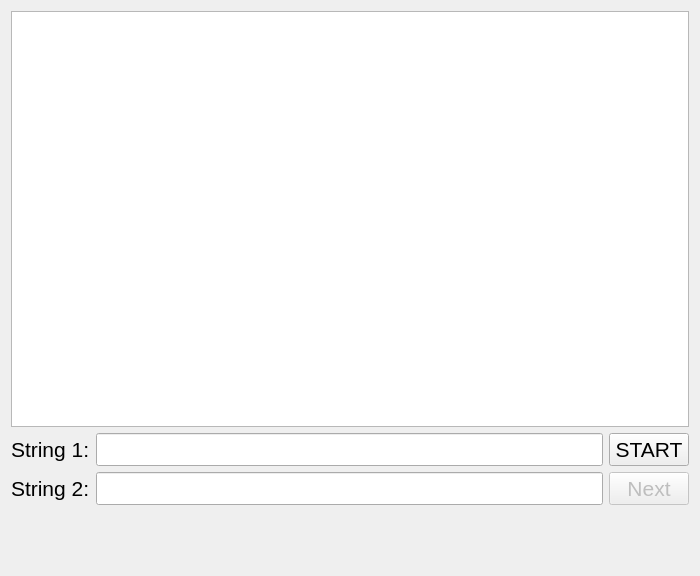
Old version of the form mainwindow.ui in the repository arkadiusz97/Levenshtein-distance.
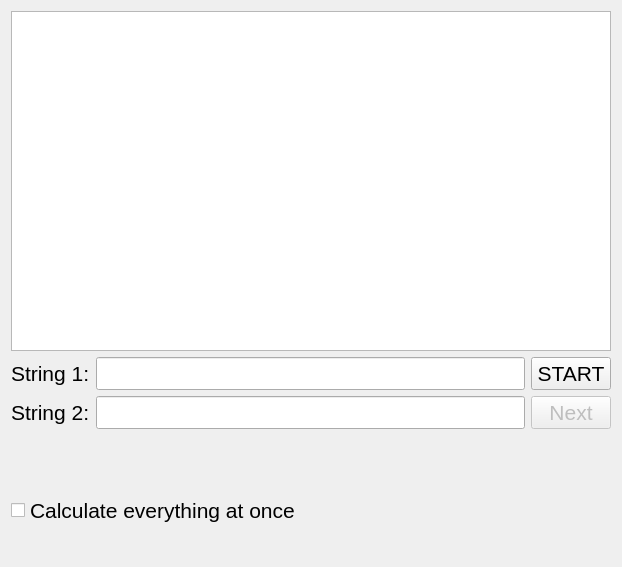
New version of the form.

Diff of the .ui file:
```diff
--- a/mainwindow.ui
+++ b/mainwindow.ui
@@ -6,8 +6,8 @@
    <rect>
     <x>0</x>
     <y>0</y>
-    <width>700</width>
-    <height>576</height>
+    <width>622</width>
+    <height>567</height>
    </rect>
   </property>
   <property name="windowTitle">
@@ -131,6 +131,30 @@
       </property>
      </widget>
     </item>
+    <item>
+     <widget class="QCheckBox" name="checkBoxCalculateEverything">
+      <property name="font">
+       <font>
+        <pointsize>16</pointsize>
+       </font>
+      </property>
+      <property name="text">
+       <string>Calculate everything at once</string>
+      </property>
+     </widget>
+    </item>
+    <item>
+     <widget class="QLabel" name="labelCost">
+      <property name="font">
+       <font>
+        <pointsize>16</pointsize>
+       </font>
+      </property>
+      <property name="text">
+       <string/>
+      </property>
+     </widget>
+    </item>
    </layout>
   </widget>
  </widget>
```
Left out of the diff: 2 changed lines with no effect on the pictures.
